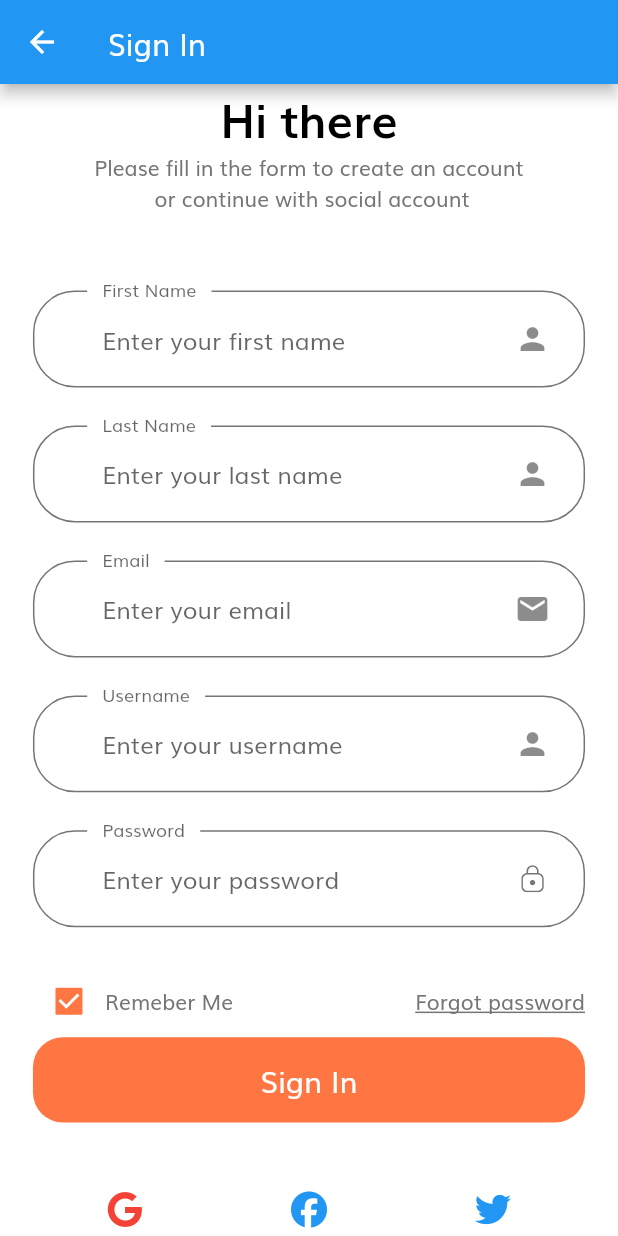
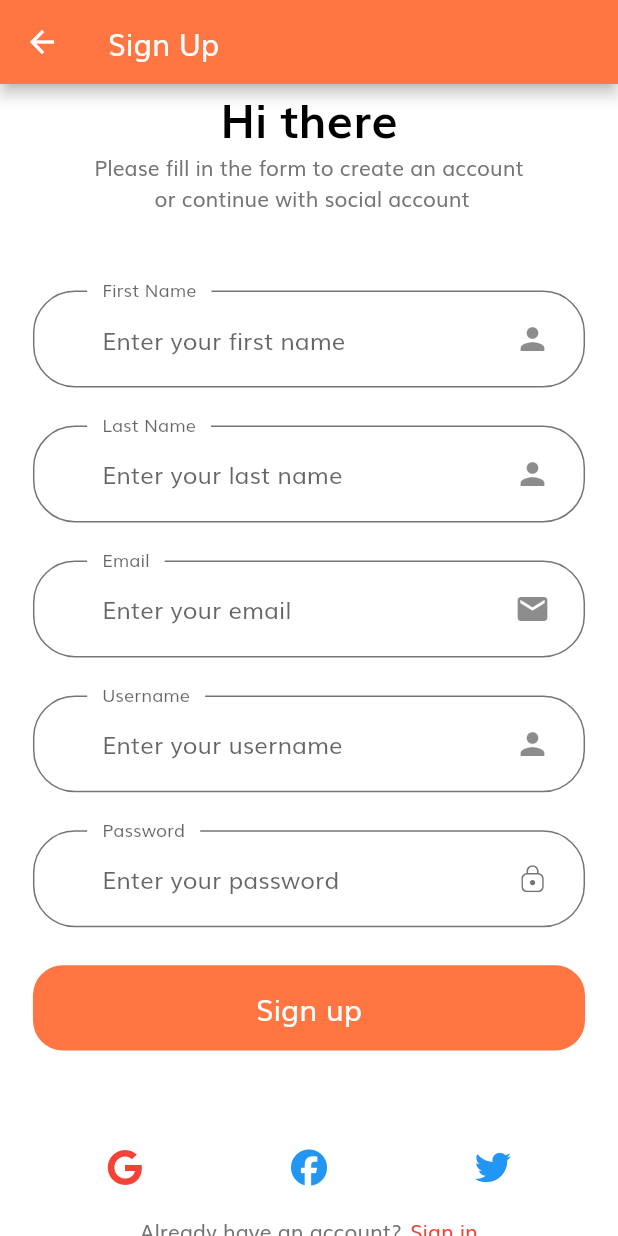
Before and after one commit to andykwesi/e_commerce, a Flutter app: the SignUpScreen screen opened directly, on a phone screen of 412 x 824 dp. Run offline on Flutter 3.47's test engine with Material 2 defaults, Android fonts, the phone set to English and light mode, and no system bars; drawn by our look-alikes of loader_overlay; our stand-ins replace flutter_spinkit, flutter_svg, font_awesome_flutter, get; network calls fail.

Commit message:
Fixed text link to sign in screen

```diff
--- a/lib/main.dart
+++ b/lib/main.dart
@@ -30,7 +30,7 @@ class MyApp extends StatelessWidget {
       ),
       overlayOpacity: 0.4,
       child: GetMaterialApp(
-        title: 'Flutter Demo',
+        title: 'Team Shop App',
         debugShowCheckedModeBanner: false,
         theme: ThemeData(
           scaffoldBackgroundColor: Colors.white,
--- a/lib/screens/sign_in/components/body.dart
+++ b/lib/screens/sign_in/components/body.dart
@@ -200,7 +200,7 @@ class _SignInFormState extends State<SignInForm> {
                   width: getProportionateScreenWidth(5),
                 ),
 
-                // click able text
+                // clickable text
                 InkWell(
                   onTap: () {
                     Get.to(SignUpScreen());
--- a/lib/screens/sign_in/sign_in_screen.dart
+++ b/lib/screens/sign_in/sign_in_screen.dart
@@ -1,5 +1,6 @@
 // ignore_for_file: prefer_const_constructors
 
+import 'package:e_commerce/constants.dart';
 import 'package:flutter/material.dart';
 
 import 'components/body.dart';
@@ -12,6 +13,7 @@ class SignInScreen extends StatelessWidget {
     return Scaffold(
       appBar: AppBar(
         title: Text("Sign In"),
+        backgroundColor: kPrimaryColor,
       ),
       body: Body(),
     );
--- a/lib/screens/sign_up/components/body.dart
+++ b/lib/screens/sign_up/components/body.dart
@@ -2,10 +2,13 @@
 
 import 'package:e_commerce/components/default_button.dart';
 import 'package:e_commerce/constants.dart';
+import 'package:e_commerce/screens/sign_in/sign_in_screen.dart';
+import 'package:e_commerce/screens/sign_up/sign_up_screen.dart';
 import 'package:e_commerce/size_config.dart';
 import 'package:flutter/material.dart';
 import 'package:flutter_svg/flutter_svg.dart';
 import 'package:font_awesome_flutter/font_awesome_flutter.dart';
+import 'package:get/get.dart';
 
 class Body extends StatelessWidget {
   const Body({Key? key}) : super(key: key);
@@ -217,38 +220,15 @@ class _SignInFormState extends State<SignInForm> {
             SizedBox(
               height: getProportionateScreenHeight(25),
             ),
-            Row(
-              children: [
-                Column(
-                  children: [
-                    Checkbox(
-                        value: remember,
-                        activeColor: kPrimaryColor,
-                        onChanged: (value) {
-                          setState(() {
-                            remember = value!;
-                          });
-                        }),
-                  ],
-                ),
-                Text("Remeber Me"),
-                Spacer(),
-                Text(
-                  'Forgot password',
-                  style: TextStyle(
-                    decoration: TextDecoration.underline,
-                  ),
-                ),
-              ],
-            ),
+
             DefaultButton(
-                text: "Sign In",
+                text: "Sign up",
                 press: () {
-                  // Get.to(SignInScreen());
+                  Get.to(SignInScreen());
                 }),
             // SizedBox(height: getProportionateScreenHeight(150),),
             SizedBox(
-              height: getProportionateScreenHeight(45),
+              height: getProportionateScreenHeight(65),
             ),
             Container(
               child: Row(
@@ -284,12 +264,16 @@ class _SignInFormState extends State<SignInForm> {
                   SizedBox(
                     width: getProportionateScreenWidth(5),
                   ),
-                  Text(
+
+                  InkWell(
+                  onTap: () {
+                    Get.to(SignInScreen());
+                  },
+                  child: Text(
                     'Sign in',
-                    style: TextStyle(
-                      color: Colors.red,
-                    ),
-                  )
+                    style: TextStyle(color: Colors.red),
+                  ),
+                ),
                 ],
               ),
             ),
--- a/lib/screens/sign_up/sign_up_screen.dart
+++ b/lib/screens/sign_up/sign_up_screen.dart
@@ -1,5 +1,6 @@
 // ignore_for_file: prefer_const_constructors
 
+import 'package:e_commerce/constants.dart';
 import 'package:e_commerce/screens/sign_up/components/body.dart';
 import 'package:flutter/material.dart';
 
@@ -11,7 +12,8 @@ class SignUpScreen extends StatelessWidget {
   Widget build(BuildContext context) {
     return Scaffold(
       appBar: AppBar(
-        title: Text("Sign In"),
+        title: Text("Sign Up"),
+        backgroundColor: kPrimaryColor,
       ),
       body: Body(),
     );
--- a/lib/services/authentication.dart
+++ b/lib/services/authentication.dart
@@ -1,5 +1,3 @@
-import 'dart:convert';
-
 import 'package:e_commerce/models/login_response_model.dart';
 import 'package:flutter/services.dart';
 import 'package:http/http.dart' as http;
```
